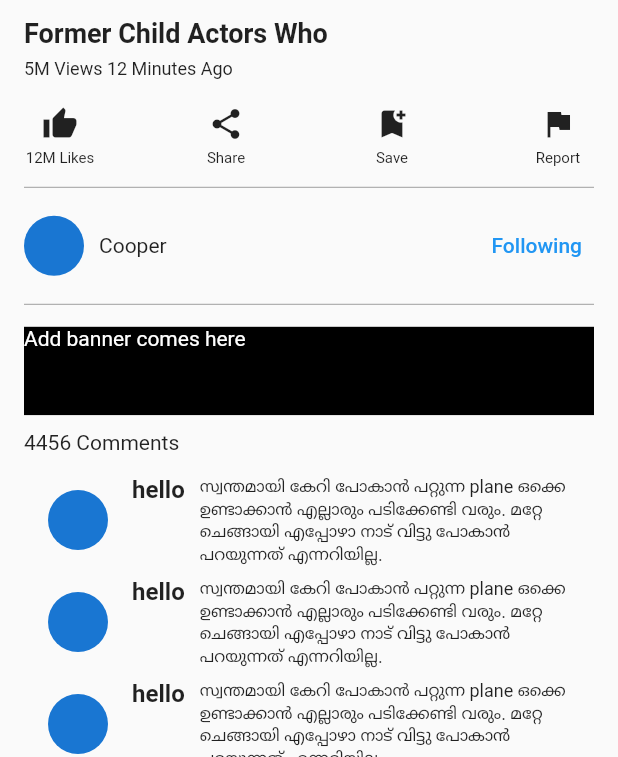
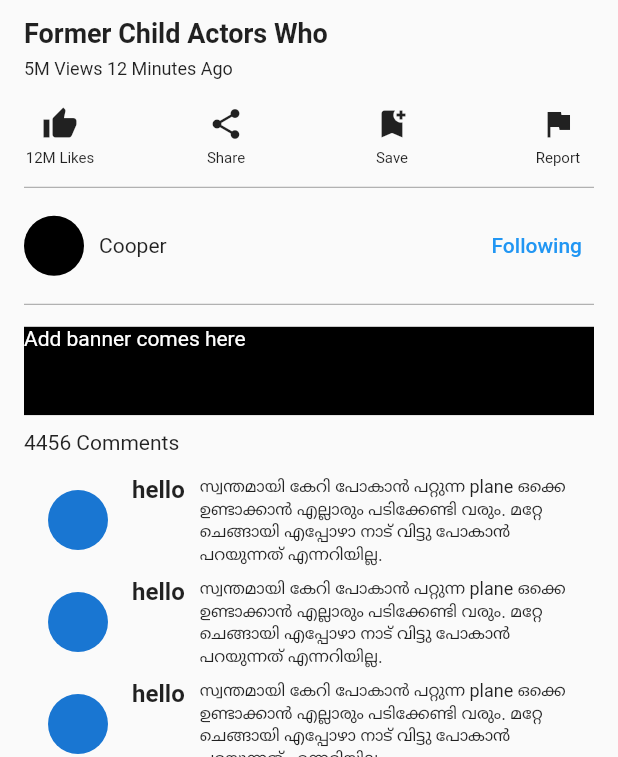
Before and after one commit to anandu9805/millions_frontend, a Flutter app: the ViewVideo screen opened directly, on a phone screen of 412 x 824 dp, the part 479-1236 px from its top. Run offline on Flutter 3.47's test engine with Material 2 defaults, Android fonts, the phone set to English and light mode, and no system bars; our stand-ins replace google_fonts, video_player.

Commit message:
modified view video page

```diff
--- a/lib/screens/view_video.dart
+++ b/lib/screens/view_video.dart
@@ -147,7 +147,18 @@ class _ViewVideoState extends State<ViewVideo> {
                     children: [
                       Row(
                         children: [
-                          CircleAvatar(),
+                          InkWell(
+                            child: CircleAvatar(
+                              backgroundColor: Colors.black,
+                            ),
+                            onTap: () {
+                              Navigator.push(
+                                context,
+                                MaterialPageRoute(
+                                    builder: (context) => Page8()),
+                              );
+                            },
+                          ),
                           SizedBox(width: 10),
                           Text("Cooper")
                         ],
@@ -181,7 +192,7 @@ class _ViewVideoState extends State<ViewVideo> {
               Row(
                 children: [Text("4456 Comments")],
               ),
-              SizedBox(height:10),
+              SizedBox(height: 10),
               Comment(),
               Comment(),
               Comment(),
```
Lines whose indentation alone changed are shown as unchanged.
